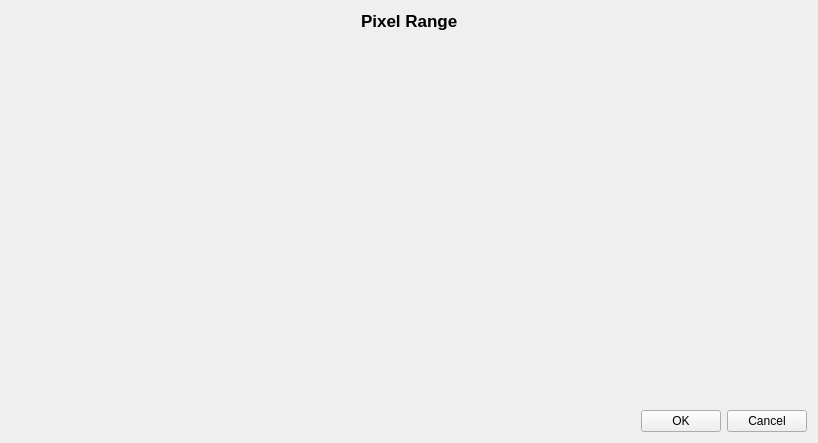
Above: code/display/Fit/PixelRangeDialog.ui from radio-astro/casa before the change. Below: the same form after it.
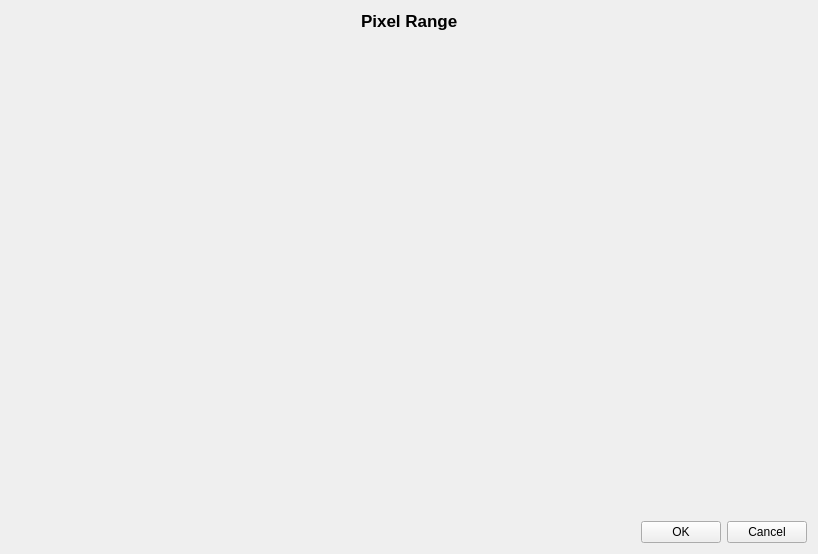
That is the form after the change.

```diff
--- a/code/display/Fit/PixelRangeDialog.ui
+++ b/code/display/Fit/PixelRangeDialog.ui
@@ -10,7 +10,7 @@
     <x>0</x>
     <y>0</y>
     <width>818</width>
-    <height>443</height>
+    <height>554</height>
    </rect>
   </property>
   <property name="windowTitle">
```
